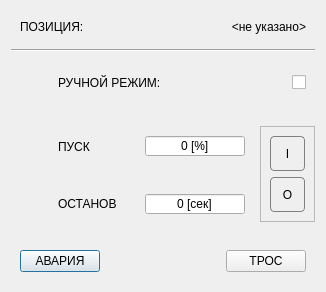
vlinnik/ETALON-250716, file ui/GearFQ.ui: the form before one commit.
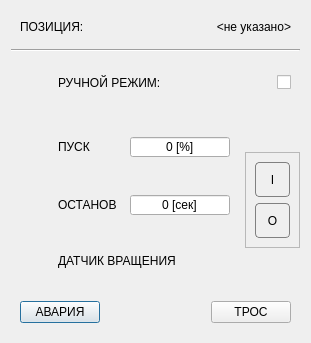
The form after the commit. Icons and pictures are not drawn.

```diff
--- a/ui/GearFQ.ui
+++ b/ui/GearFQ.ui
@@ -9,8 +9,8 @@
    <rect>
     <x>0</x>
     <y>0</y>
-    <width>326</width>
-    <height>292</height>
+    <width>311</width>
+    <height>343</height>
    </rect>
   </property>
   <property name="windowTitle">
@@ -571,6 +571,50 @@
      </widget>
     </widget>
    </item>
+   <item row="6" column="0">
+    <widget class="QWidget" name="row_7" native="true">
+     <layout class="QHBoxLayout" name="horizontalLayout_7">
+      <item>
+       <widget class="QLabel" name="icon_rot">
+        <property name="minimumSize">
+         <size>
+          <width>32</width>
+          <height>32</height>
+         </size>
+        </property>
+        <property name="maximumSize">
+         <size>
+          <width>32</width>
+          <height>32</height>
+         </size>
+        </property>
+        <property name="styleSheet">
+         <string notr="true">padding: 6px;</string>
+        </property>
+        <property name="text">
+         <string/>
+        </property>
+        <property name="pixmap">
+         <pixmap resource="../resources.qrc">:/green-led.png</pixmap>
+        </property>
+        <property name="scaledContents">
+         <bool>true</bool>
+        </property>
+       </widget>
+      </item>
+      <item>
+       <widget class="QLabel" name="hint_rot">
+        <property name="text">
+         <string>ДАТЧИК ВРАЩЕНИЯ</string>
+        </property>
+        <property name="style" stdset="0">
+         <string>hint</string>
+        </property>
+       </widget>
+      </item>
+     </layout>
+    </widget>
+   </item>
   </layout>
  </widget>
  <resources>
```
